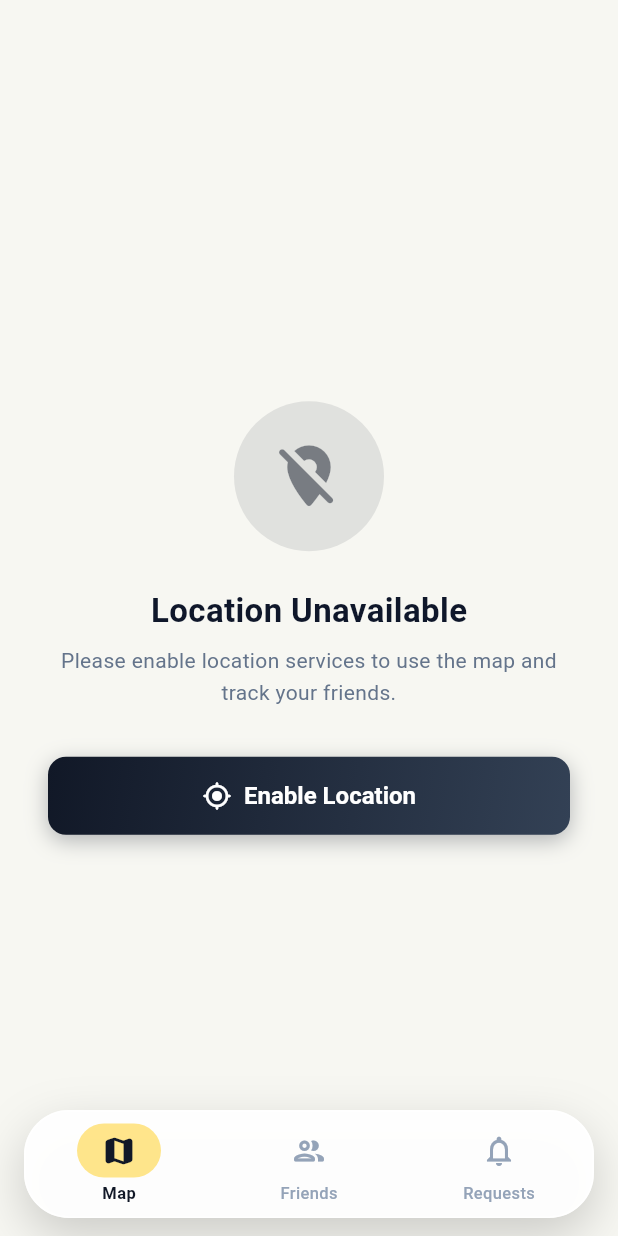
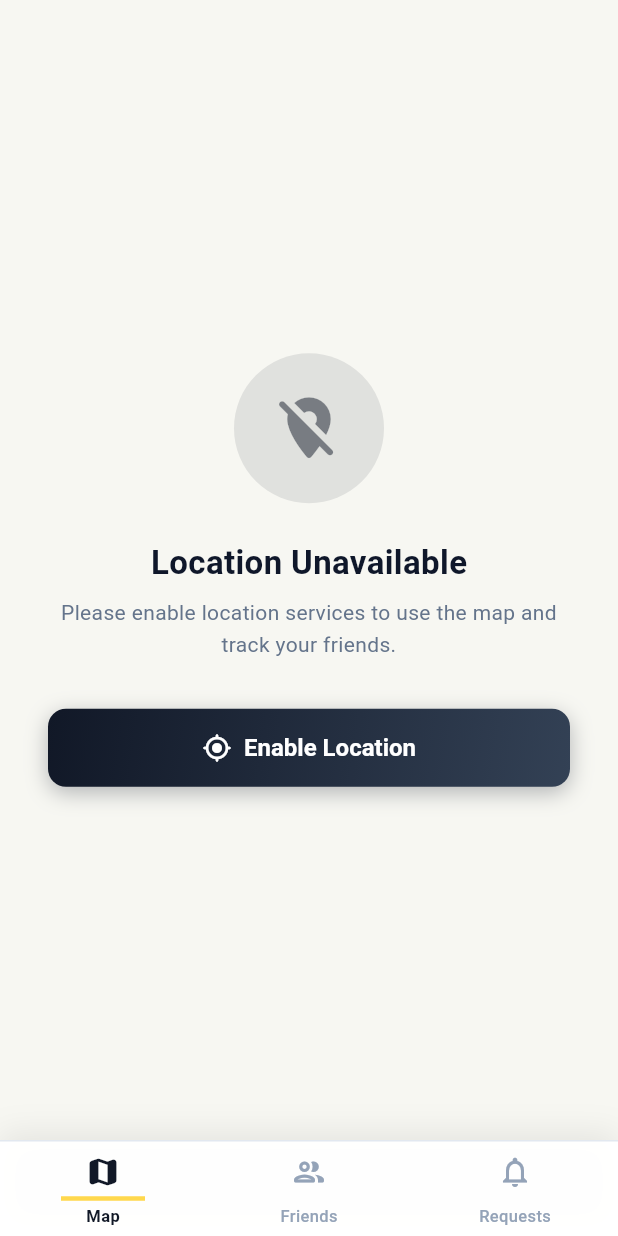
Before and after one commit to mmahmood233/kaquiz, a Flutter app: the HomeScreen screen opened directly, on a phone screen of 412 x 824 dp. Run offline on Flutter 3.47's test engine with Material 3 defaults, Android fonts, the phone set to English and light mode, and no system bars; our stand-ins replace flutter_secure_storage, geolocator, google_maps_flutter; accounts and stored records are empty; network calls fail.

Commit message:
refactor: adjust layout and padding in home and map screens for improved UI consistency

```diff
--- a/mobile/lib/presentation/screens/home/home_screen.dart
+++ b/mobile/lib/presentation/screens/home/home_screen.dart
@@ -59,7 +59,6 @@ class _HomeScreenState extends State<HomeScreen> {
     // IndexedStack keeps tab state alive while switching tabs.
     return Scaffold(
       backgroundColor: AppTheme.background,
-      extendBody: _currentIndex == 0,
       appBar: _currentIndex == 0 ? null : _buildAppBar(),
       body: IndexedStack(index: _currentIndex, children: _screens),
       bottomNavigationBar: _buildBottomNav(),
@@ -154,29 +153,24 @@ class _HomeScreenState extends State<HomeScreen> {
       builder: (context, friendViewModel, _) {
         final pendingCount = friendViewModel.pendingRequestCount;
 
-        return SafeArea(
-          top: false,
-          minimum: const EdgeInsets.fromLTRB(16, 0, 16, 12),
-          child: DecoratedBox(
+        return DecoratedBox(
           decoration: BoxDecoration(
-              color: AppTheme.surface.withValues(alpha: 0.96),
-              borderRadius: BorderRadius.circular(30),
-              border: Border.all(
-                color: Colors.white.withValues(alpha: 0.85),
-                width: 1.2,
+            color: AppTheme.surface.withValues(alpha: 0.98),
+            border: const Border(
+              top: BorderSide(color: Color(0xFFE2E8F0), width: 1),
             ),
             boxShadow: [
               BoxShadow(
-                  color: Colors.black.withValues(alpha: 0.18),
-                  blurRadius: 28,
-                  offset: const Offset(0, 12),
+                color: Colors.black.withValues(alpha: 0.08),
+                blurRadius: 18,
+                offset: const Offset(0, -4),
               ),
             ],
           ),
-            child: ClipRRect(
-              borderRadius: BorderRadius.circular(30),
+          child: SafeArea(
+            top: false,
             child: SizedBox(
-                height: 72,
+              height: 64,
               child: Row(
                 children: [
                   _navItem(0, Icons.map_outlined, Icons.map_rounded, 'Map'),
@@ -197,7 +191,6 @@ class _HomeScreenState extends State<HomeScreen> {
               ),
             ),
           ),
-          ),
         );
       },
     );
@@ -214,12 +207,15 @@ class _HomeScreenState extends State<HomeScreen> {
           children: [
             AnimatedContainer(
               duration: const Duration(milliseconds: 200),
-              padding: const EdgeInsets.symmetric(horizontal: 16, vertical: 6),
+              padding: const EdgeInsets.symmetric(horizontal: 16, vertical: 4),
               decoration: BoxDecoration(
-                color: isSelected
-                    ? AppTheme.secondary.withValues(alpha: 0.65)
-                    : Colors.transparent,
-                borderRadius: BorderRadius.circular(18),
+                color: Colors.transparent,
+                border: Border(
+                  bottom: BorderSide(
+                    color: isSelected ? AppTheme.secondary : Colors.transparent,
+                    width: 3,
+                  ),
+                ),
               ),
               child: Icon(
                 isSelected ? activeIcon : icon,
@@ -264,13 +260,18 @@ class _HomeScreenState extends State<HomeScreen> {
                   duration: const Duration(milliseconds: 200),
                   padding: const EdgeInsets.symmetric(
                     horizontal: 16,
-                    vertical: 6,
+                    vertical: 4,
                   ),
                   decoration: BoxDecoration(
+                    color: Colors.transparent,
+                    border: Border(
+                      bottom: BorderSide(
                         color: isSelected
-                        ? AppTheme.secondary.withValues(alpha: 0.65)
+                            ? AppTheme.secondary
                             : Colors.transparent,
-                    borderRadius: BorderRadius.circular(18),
+                        width: 3,
+                      ),
+                    ),
                   ),
                   child: Icon(
                     isSelected ? activeIcon : icon,
--- a/mobile/lib/presentation/screens/map/map_screen.dart
+++ b/mobile/lib/presentation/screens/map/map_screen.dart
@@ -428,7 +428,7 @@ class _MapScreenState extends State<MapScreen> {
   Widget _buildActionButtons(MapViewModel vm, Set<Marker> markers) {
     return Positioned(
       right: 16,
-      bottom: MediaQuery.of(context).viewPadding.bottom + 198,
+      bottom: 126,
       child: Column(
         children: [
           _mapFab(
@@ -512,7 +512,7 @@ class _MapScreenState extends State<MapScreen> {
   // Bottom horizontal list of friends with locations.
   Widget _buildBottomInfoCard(MapViewModel vm) {
     return Positioned(
-      bottom: MediaQuery.of(context).viewPadding.bottom + 94,
+      bottom: 12,
       left: 16,
       right: 16,
       child: Container(
```
Also changed, not shown: 1 other file. Lines whose indentation alone changed are shown as unchanged.
